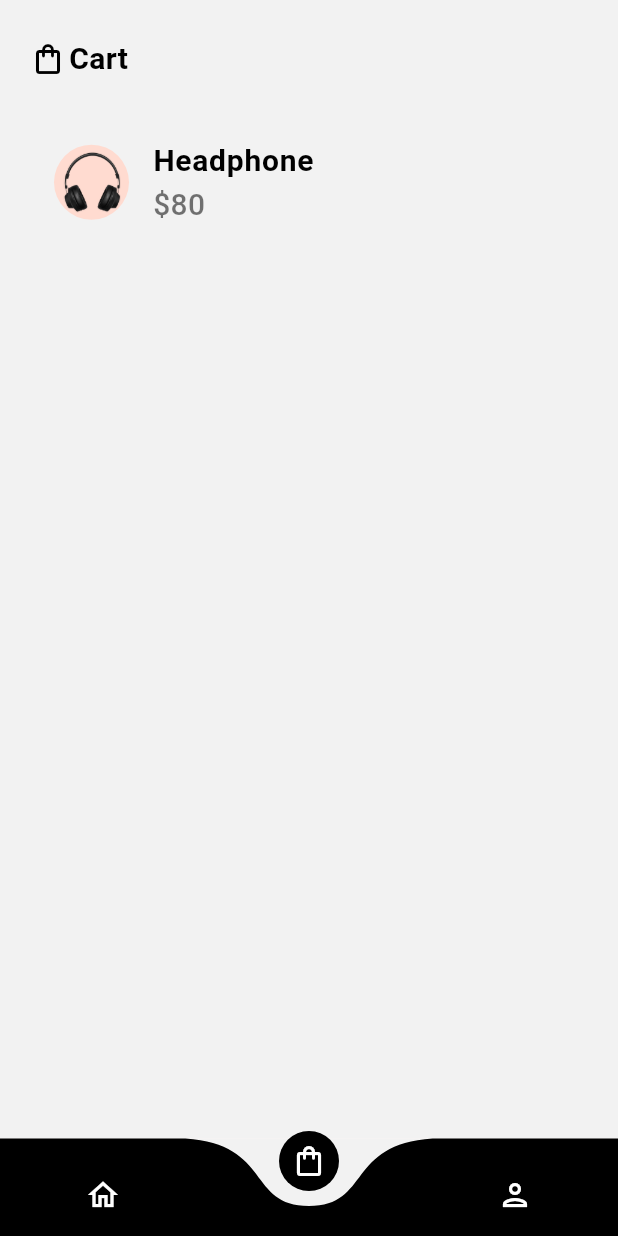
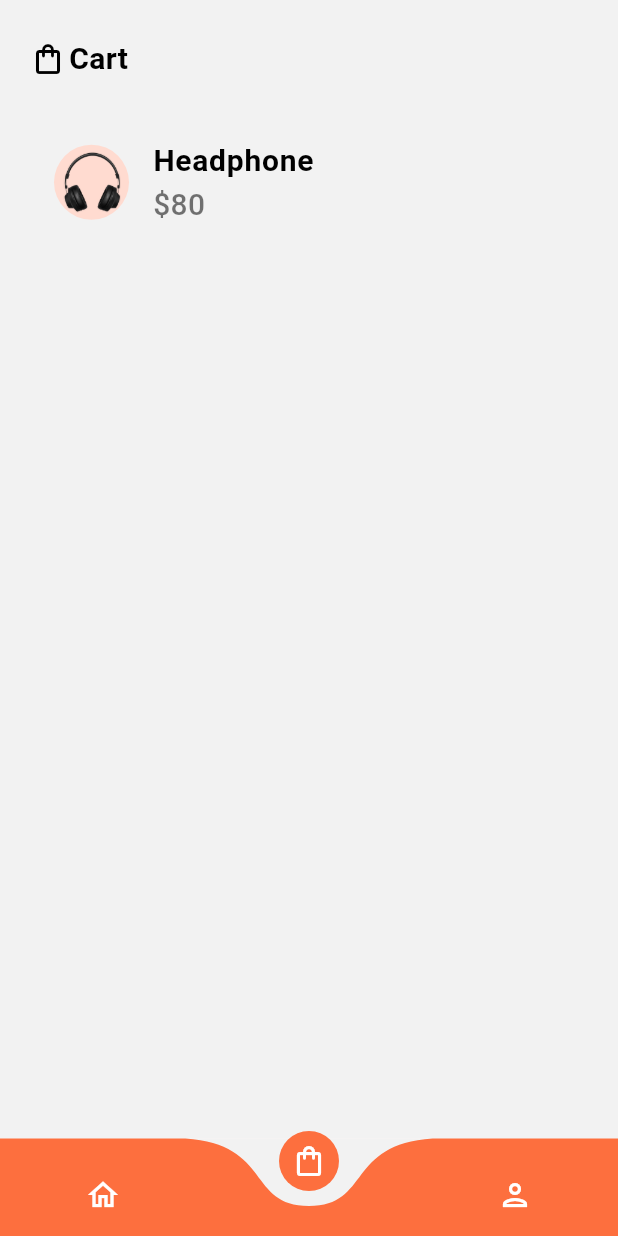
Before and after one commit to MosaAmran11/e-commerce-app, a Flutter app: the screen it shows after launch, item 2 of the bottom bar chosen, on a phone screen of 412 x 824 dp. Run offline on Flutter 3.47's test engine with Material 3 defaults, Android fonts, the phone set to English and light mode, and no system bars; drawn by our look-alikes of curved_navigation_bar; our stand-ins replace device_preview.

Commit message:
Add Dismissible list to Cart page

```diff
--- a/lib/pages/bottomnav.dart
+++ b/lib/pages/bottomnav.dart
@@ -31,7 +31,7 @@ class _BottomNavState extends State<BottomNav> {
       bottomNavigationBar: CurvedNavigationBar(
           height: 65,
           backgroundColor: const Color(0xfff2f2f2),
-          color: Colors.black,
+          color: Theme.of(context).primaryColor,
           animationDuration: const Duration(milliseconds: 350),
           onTap: (int index) => setState(() {
                 currentTabIndex = index;
--- a/lib/pages/cart.dart
+++ b/lib/pages/cart.dart
@@ -11,6 +11,52 @@ class Cart extends StatefulWidget {
 }
 
 class _CartState extends State<Cart> {
+  Widget _buildRemoveItem() {
+    return Container(
+      color: Colors.red,
+      child: const Padding(
+        padding: EdgeInsets.only(left: 10.0, right: 10.0),
+        child: Row(
+          mainAxisAlignment: MainAxisAlignment.spaceBetween,
+          children: [
+            Row(
+              children: [
+                Icon(
+                  Icons.delete,
+                  color: Colors.white,
+                ),
+                SizedBox(
+                  width: 4,
+                ),
+                Text(
+                  'Delete',
+                  style: TextStyle(
+                      color: Colors.white, fontWeight: FontWeight.bold),
+                )
+              ],
+            ),
+            Row(
+              children: [
+                Text(
+                  'Delete',
+                  style: TextStyle(
+                      color: Colors.white, fontWeight: FontWeight.bold),
+                ),
+                SizedBox(
+                  width: 4,
+                ),
+                Icon(
+                  Icons.delete,
+                  color: Colors.white,
+                ),
+              ],
+            ),
+          ],
+        ),
+      ),
+    );
+  }
+
   @override
   Widget build(BuildContext context) {
     return Scaffold(
@@ -34,7 +80,13 @@ class _CartState extends State<Cart> {
                 child: ListView.builder(
                     itemCount: widget.products.length,
                     itemBuilder: (context, index) {
-                      return ListTile(
+                      return Dismissible(
+                        key: Key(widget.products.elementAt(index).id),
+                        onDismissed: (direction) => setState(() {
+                          widget.products.removeAt(index);
+                        }),
+                        background: _buildRemoveItem(),
+                        child: ListTile(
                           leading: CircleAvatar(
                             radius: 25.0,
                             child: Image.asset(
@@ -50,6 +102,7 @@ class _CartState extends State<Cart> {
                             "\$${widget.products.elementAt(index).price}",
                             style: AppWidget.lightTextStyle,
                           ),
+                        ),
                       );
                     }),
               )
```
Also changed, not shown: lib/pages/ProductDetail.dart (+10 -6 lines). Lines whose indentation alone changed are shown as unchanged.
